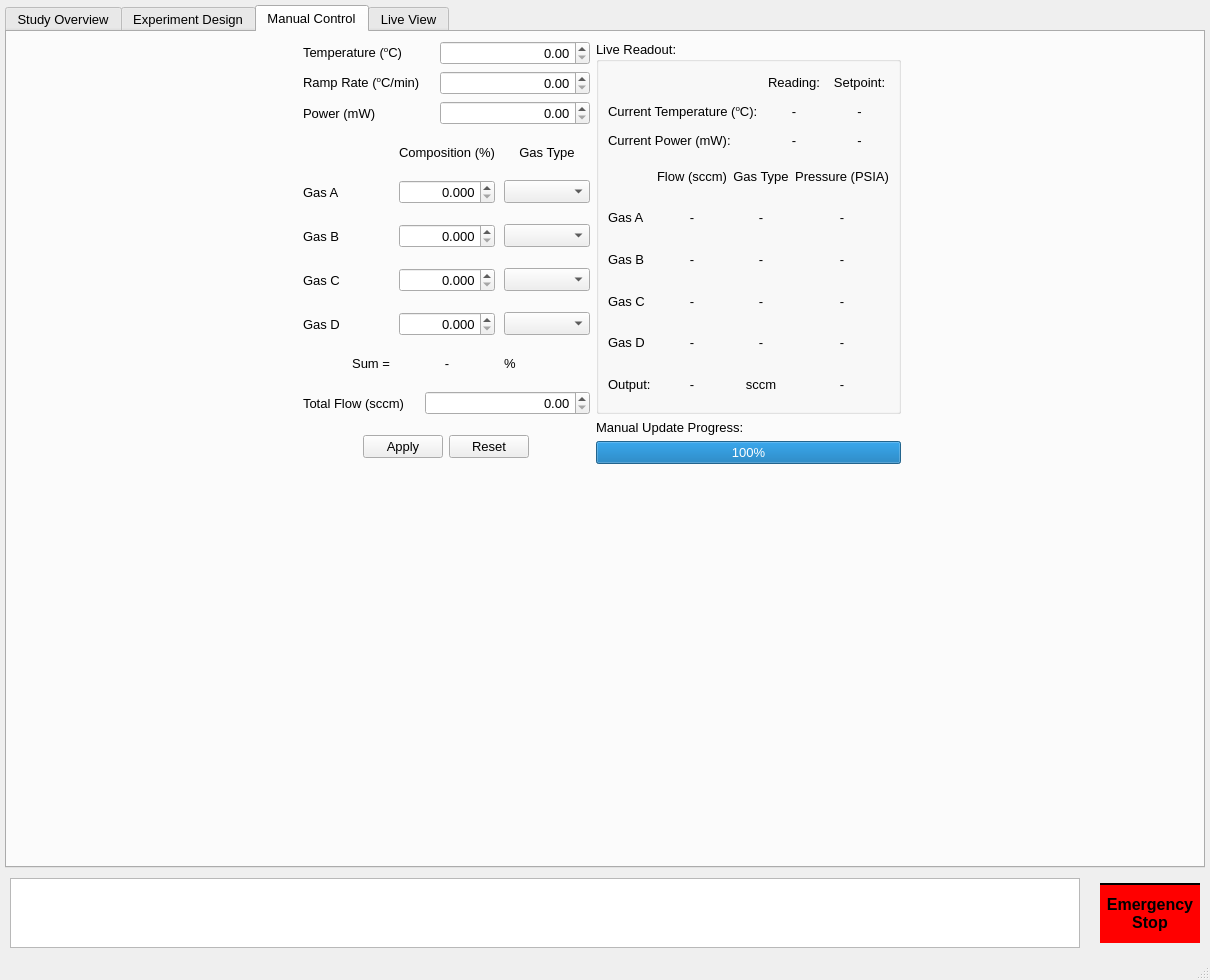
Dionne-Lab/catalight, file catalight/gui_components/reactorUI.ui: the form before one commit.
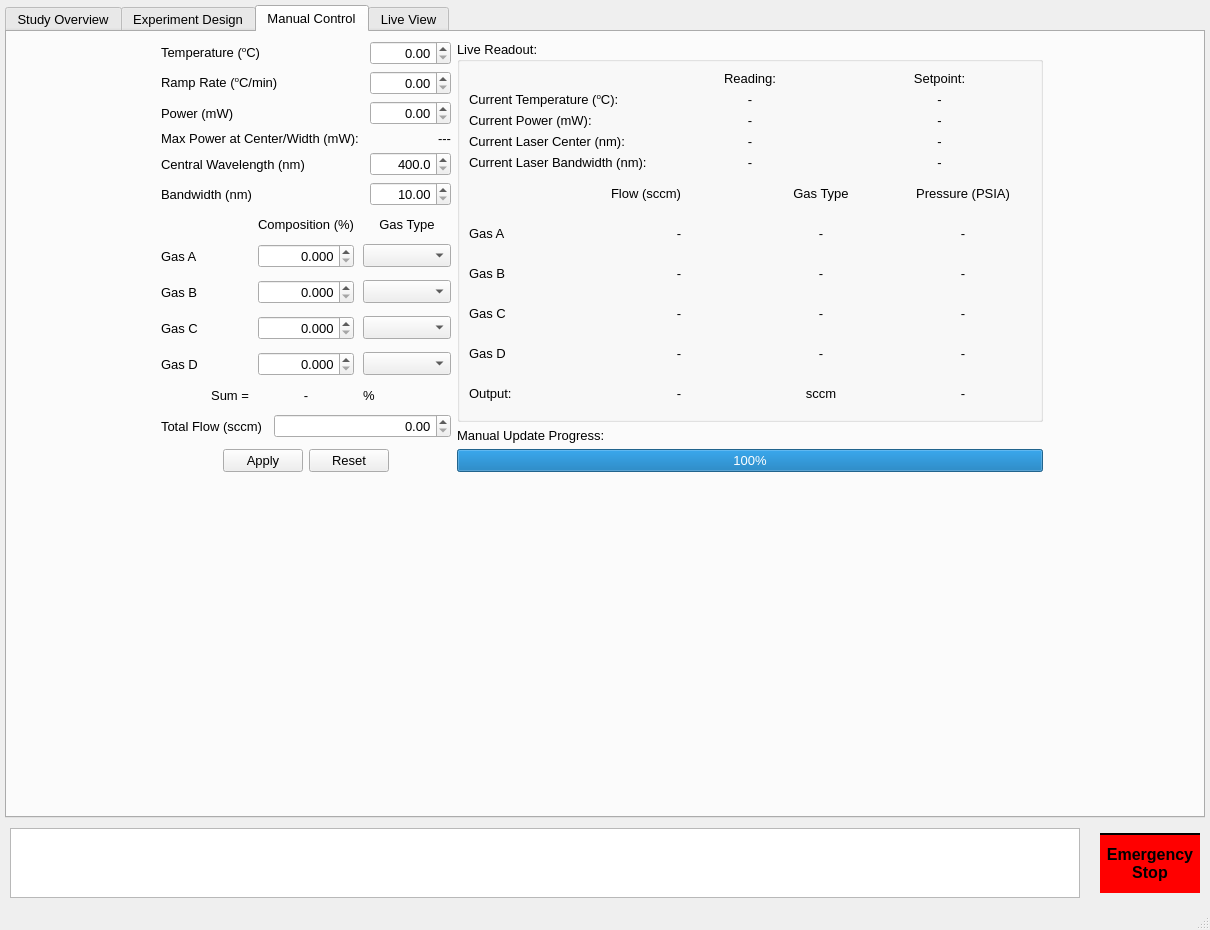
The form after the commit. The open tabs and pages were chosen to show the change. Icons and pictures are not drawn. Custom widgets are drawn as their Qt base class.

Commit message: added nkt to gui. turned gui printing back on. made seperate update protocol for stability tests. added to emergency stop protocol. moved max constant power func to a class method. did away with change color signal implmentation

Patch:
```diff
--- a/catalight/gui_components/reactorUI.ui
+++ b/catalight/gui_components/reactorUI.ui
@@ -7,7 +7,7 @@
     <x>0</x>
     <y>0</y>
     <width>1210</width>
-    <height>980</height>
+    <height>930</height>
    </rect>
   </property>
   <property name="minimumSize">
@@ -819,36 +819,16 @@
        </layout>
       </widget>
       <widget class="QWidget" name="tabManualControl">
+       <property name="sizePolicy">
+        <sizepolicy hsizetype="Preferred" vsizetype="Preferred">
+         <horstretch>0</horstretch>
+         <verstretch>0</verstretch>
+        </sizepolicy>
+       </property>
        <attribute name="title">
         <string>Manual Control</string>
        </attribute>
-       <layout class="QGridLayout" name="gridLayout_4">
-        <item row="0" column="4">
-         <spacer name="horizontalSpacer_4">
-          <property name="orientation">
-           <enum>Qt::Horizontal</enum>
-          </property>
-          <property name="sizeHint" stdset="0">
-           <size>
-            <width>40</width>
-            <height>20</height>
-           </size>
-          </property>
-         </spacer>
-        </item>
-        <item row="0" column="0">
-         <spacer name="horizontalSpacer_3">
-          <property name="orientation">
-           <enum>Qt::Horizontal</enum>
-          </property>
-          <property name="sizeHint" stdset="0">
-           <size>
-            <width>40</width>
-            <height>20</height>
-           </size>
-          </property>
-         </spacer>
-        </item>
+       <layout class="QGridLayout" name="gridLayout_4" columnstretch="1,2,2,2,1">
         <item row="1" column="2">
          <widget class="QLabel" name="label_18">
           <property name="text">
@@ -856,6 +836,22 @@
           </property>
          </widget>
         </item>
+        <item row="0" column="4">
+         <spacer name="horizontalSpacer_4">
+          <property name="orientation">
+           <enum>Qt::Horizontal</enum>
+          </property>
+          <property name="sizeType">
+           <enum>QSizePolicy::Ignored</enum>
+          </property>
+          <property name="sizeHint" stdset="0">
+           <size>
+            <width>40</width>
+            <height>20</height>
+           </size>
+          </property>
+         </spacer>
+        </item>
         <item row="2" column="2" colspan="2">
          <widget class="QProgressBar" name="progressBar">
           <property name="maximum">
@@ -866,335 +862,26 @@
           </property>
          </widget>
         </item>
-        <item row="0" column="2" colspan="2">
-         <widget class="QGroupBox" name="groupBox">
-          <property name="title">
-           <string>Live Readout:</string>
+        <item row="0" column="0">
+         <spacer name="horizontalSpacer_3">
+          <property name="orientation">
+           <enum>Qt::Horizontal</enum>
           </property>
-          <layout class="QVBoxLayout" name="verticalLayout_4">
-           <item>
-            <layout class="QVBoxLayout" name="verticalLiveReadout1" stretch="1,3">
-             <item>
-              <layout class="QGridLayout" name="gridLayout_5">
-               <item row="1" column="1">
-                <widget class="QLabel" name="current_temp_1">
-                 <property name="layoutDirection">
-                  <enum>Qt::LeftToRight</enum>
-                 </property>
-                 <property name="text">
-                  <string>-</string>
-                 </property>
-                 <property name="alignment">
-                  <set>Qt::AlignCenter</set>
-                 </property>
-                </widget>
-               </item>
-               <item row="2" column="1">
-                <widget class="QLabel" name="current_power_1">
-                 <property name="layoutDirection">
-                  <enum>Qt::LeftToRight</enum>
-                 </property>
-                 <property name="text">
-                  <string>-</string>
-                 </property>
-                 <property name="alignment">
-                  <set>Qt::AlignCenter</set>
-                 </property>
-                </widget>
-               </item>
-               <item row="0" column="1">
-                <widget class="QLabel" name="label_30">
-                 <property name="layoutDirection">
-                  <enum>Qt::LeftToRight</enum>
-                 </property>
-                 <property name="text">
-                  <string>Reading:</string>
-                 </property>
-                 <property name="alignment">
-                  <set>Qt::AlignCenter</set>
-                 </property>
-                </widget>
-               </item>
-               <item row="2" column="0">
-                <widget class="QLabel" name="label_75">
-                 <property name="text">
-                  <string>Current Power (mW):</string>
-                 </property>
-                </widget>
-               </item>
-               <item row="1" column="0">
-                <widget class="QLabel" name="label_74">
-                 <property name="text">
-                  <string>&lt;html&gt;&lt;head/&gt;&lt;body&gt;&lt;p&gt;Current Temperature (&lt;span style=&quot; vertical-align:super;&quot;&gt;o&lt;/span&gt;C):&lt;/p&gt;&lt;/body&gt;&lt;/html&gt;</string>
-                 </property>
-                </widget>
-               </item>
-               <item row="1" column="2">
-                <widget class="QLabel" name="current_temp_setpoint1">
-                 <property name="layoutDirection">
-                  <enum>Qt::LeftToRight</enum>
-                 </property>
-                 <property name="text">
-                  <string>-</string>
-                 </property>
-                 <property name="alignment">
-                  <set>Qt::AlignCenter</set>
-                 </property>
-                </widget>
-               </item>
-               <item row="2" column="2">
-                <widget class="QLabel" name="current_power_setpoint1">
-                 <property name="layoutDirection">
-                  <enum>Qt::LeftToRight</enum>
-                 </property>
-                 <property name="text">
-                  <string>-</string>
-                 </property>
-                 <property name="alignment">
-                  <set>Qt::AlignCenter</set>
-                 </property>
-                </widget>
-               </item>
-               <item row="0" column="2">
-                <widget class="QLabel" name="label_33">
-                 <property name="layoutDirection">
-                  <enum>Qt::LeftToRight</enum>
-                 </property>
-                 <property name="text">
-                  <string>Setpoint:</string>
-                 </property>
-                 <property name="alignment">
-                  <set>Qt::AlignCenter</set>
-                 </property>
-                </widget>
-               </item>
-              </layout>
-             </item>
-             <item>
-              <layout class="QGridLayout" name="gridLayout_8">
-               <item row="5" column="3">
-                <widget class="QLabel" name="current_gasE_pressure_1">
-                 <property name="text">
-                  <string>-</string>
-                 </property>
-                 <property name="alignment">
-                  <set>Qt::AlignCenter</set>
-                 </property>
-                </widget>
-               </item>
-               <item row="3" column="1">
-                <widget class="QLabel" name="current_gasC_comp_1">
-                 <property name="text">
-                  <string>-</string>
-                 </property>
-                 <property name="alignment">
-                  <set>Qt::AlignCenter</set>
-                 </property>
-                </widget>
-               </item>
-               <item row="5" column="0">
-                <widget class="QLabel" name="label_53">
-                 <property name="text">
-                  <string>Output:</string>
-                 </property>
-                </widget>
-               </item>
-               <item row="3" column="0">
-                <widget class="QLabel" name="label_69">
-                 <property name="text">
-                  <string>Gas C</string>
-                 </property>
-                </widget>
-               </item>
-               <item row="2" column="2">
-                <widget class="QLabel" name="current_gasB_type_1">
-                 <property name="text">
-                  <string>-</string>
-                 </property>
-                 <property name="alignment">
-                  <set>Qt::AlignCenter</set>
-                 </property>
-                </widget>
-               </item>
-               <item row="1" column="0">
-                <widget class="QLabel" name="label_67">
-                 <property name="text">
-                  <string>Gas A</string>
-                 </property>
-                </widget>
-               </item>
-               <item row="3" column="2">
-                <widget class="QLabel" name="current_gasC_type_1">
-                 <property name="text">
-                  <string>-</string>
-                 </property>
-                 <property name="alignment">
-                  <set>Qt::AlignCenter</set>
-                 </property>
-                </widget>
-               </item>
-               <item row="4" column="0">
-                <widget class="QLabel" name="label_21">
-                 <property name="text">
-                  <string>Gas D</string>
-                 </property>
-                </widget>
-               </item>
-               <item row="5" column="1">
-                <widget class="QLabel" name="current_gasE_flow_1">
-                 <property name="text">
-                  <string>-</string>
-                 </property>
-                 <property name="alignment">
-                  <set>Qt::AlignCenter</set>
-                 </property>
-                </widget>
-               </item>
-               <item row="4" column="1">
-                <widget class="QLabel" name="current_gasD_comp_1">
-                 <property name="text">
-                  <string>-</string>
-                 </property>
-                 <property name="alignment">
-                  <set>Qt::AlignCenter</set>
-                 </property>
-                </widget>
-               </item>
-               <item row="1" column="3">
-                <widget class="QLabel" name="current_gasA_pressure_1">
-                 <property name="text">
-                  <string>-</string>
-                 </property>
-                 <property name="alignment">
-                  <set>Qt::AlignCenter</set>
-                 </property>
-                </widget>
-               </item>
-               <item row="2" column="1">
-                <widget class="QLabel" name="current_gasB_comp_1">
-                 <property name="text">
-                  <string>-</string>
-                 </property>
-                 <property name="alignment">
-                  <set>Qt::AlignCenter</set>
-                 </property>
-                </widget>
-               </item>
-               <item row="0" column="2">
-                <widget class="QLabel" name="label_66">
-                 <property name="text">
-                  <string>Gas Type</string>
-                 </property>
-                 <property name="alignment">
-                  <set>Qt::AlignCenter</set>
-                 </property>
-                </widget>
-               </item>
-               <item row="1" column="2">
-                <widget class="QLabel" name="current_gasA_type_1">
-                 <property name="text">
-                  <string>-</string>
-                 </property>
-                 <property name="alignment">
-                  <set>Qt::AlignCenter</set>
-                 </property>
-                </widget>
-               </item>
-               <item row="4" column="2">
-                <widget class="QLabel" name="current_gasD_type_1">
-                 <property name="text">
-                  <string>-</string>
-                 </property>
-                 <property name="alignment">
-                  <set>Qt::AlignCenter</set>
-                 </property>
-                </widget>
-               </item>
-               <item row="2" column="0">
-                <widget class="QLabel" name="label_68">
-                 <property name="text">
-                  <string>Gas B</string>
-                 </property>
-                </widget>
-               </item>
-               <item row="0" column="3">
-                <widget class="QLabel" name="label_28">
-                 <property name="text">
-                  <string>Pressure (PSIA)</string>
-                 </property>
-                 <property name="alignment">
-                  <set>Qt::AlignCenter</set>
-                 </property>
-                </widget>
-               </item>
-               <item row="0" column="1">
-                <widget class="QLabel" name="label_65">
-                 <property name="text">
-                  <string>Flow (sccm)</string>
-                 </property>
-                </widget>
-               </item>
-               <item row="2" column="3">
-                <widget class="QLabel" name="current_gasB_pressure_1">
-                 <property name="text">
-                  <string>-</string>
-                 </property>
-                 <property name="alignment">
-                  <set>Qt::AlignCenter</set>
-                 </property>
-                </widget>
-               </item>
-               <item row="3" column="3">
-                <widget class="QLabel" name="current_gasC_pressure_1">
-                 <property name="text">
-                  <string>-</string>
-                 </property>
-                 <property name="alignment">
-                  <set>Qt::AlignCenter</set>
-                 </property>
-                </widget>
-               </item>
-               <item row="5" column="2">
-                <widget class="QLabel" name="label_73">
-                 <property name="text">
-                  <string>sccm</string>
-                 </property>
-                 <property name="alignment">
-                  <set>Qt::AlignCenter</set>
-                 </property>
-                </widget>
-               </item>
-               <item row="4" column="3">
-                <widget class="QLabel" name="current_gasD_pressure_1">
-                 <property name="text">
-                  <string>-</string>
-                 </property>
-                 <property name="alignment">
-                  <set>Qt::AlignCenter</set>
-                 </property>
-                </widget>
-               </item>
-               <item row="1" column="1">
-                <widget class="QLabel" name="current_gasA_comp_1">
-                 <property name="text">
-                  <string>-</string>
-                 </property>
-                 <property name="alignment">
-                  <set>Qt::AlignCenter</set>
-                 </property>
-                </widget>
-               </item>
-              </layout>
-             </item>
-            </layout>
-           </item>
-          </layout>
-         </widget>
+          <property name="sizeType">
+           <enum>QSizePolicy::MinimumExpanding</enum>
+          </property>
+          <property name="sizeHint" stdset="0">
+           <size>
+            <width>100</width>
+            <height>20</height>
+           </size>
+          </property>
+         </spacer>
         </item>
         <item row="0" column="1" rowspan="3">
          <layout class="QVBoxLayout" name="manualControlLayout" stretch="1,2,1">
           <property name="spacing">
-           <number>20</number>
+           <number>11</number>
           </property>
           <item>
            <layout class="QFormLayout" name="formLayout_2">
@@ -1244,6 +931,84 @@
             </item>
             <item row="2" column="1">
              <widget class="QDoubleSpinBox" name="manualPower">
+              <property name="toolTip">
+               <string>The desired power to set for the laser. Command is only given when the &quot;Apply&quot; button is pressed.</string>
+              </property>
+              <property name="alignment">
+               <set>Qt::AlignRight|Qt::AlignTrailing|Qt::AlignVCenter</set>
+              </property>
+             </widget>
+            </item>
+            <item row="4" column="0">
+             <widget class="QLabel" name="tunable_laser_label5">
+              <property name="text">
+               <string>Central Wavelength (nm)</string>
+              </property>
+             </widget>
+            </item>
+            <item row="5" column="0">
+             <widget class="QLabel" name="tunable_laser_label6">
+              <property name="text">
+               <string>Bandwidth (nm)</string>
+              </property>
+             </widget>
+            </item>
+            <item row="4" column="1">
+             <widget class="QDoubleSpinBox" name="manualCenter">
+              <property name="toolTip">
+               <string>If using a tunable laser (i.e. NKT), sets the central wavelength for the laser. Command is only given when the &quot;Apply&quot; button is pressed.</string>
+              </property>
+              <property name="alignment">
+               <set>Qt::AlignRight|Qt::AlignTrailing|Qt::AlignVCenter</set>
+              </property>
+              <property name="suffix">
+               <string/>
+              </property>
+              <property name="decimals">
+               <number>1</number>
+              </property>
+              <property name="minimum">
+               <double>400.000000000000000</double>
+              </property>
+              <property name="maximum">
+               <double>900.000000000000000</double>
+              </property>
+              <property name="singleStep">
+               <double>0.100000000000000</double>
+              </property>
+             </widget>
+            </item>
+            <item row="5" column="1">
+             <widget class="QDoubleSpinBox" name="manualBandwidth">
+              <property name="toolTip">
+               <string>If using a tunable laser (i.e. NKT), sets the bandwidth for the laser. Command is only given when the &quot;Apply&quot; button is pressed.</string>
+              </property>
+              <property name="alignment">
+               <set>Qt::AlignRight|Qt::AlignTrailing|Qt::AlignVCenter</set>
+              </property>
+              <property name="minimum">
+               <double>10.000000000000000</double>
+              </property>
+              <property name="maximum">
+               <double>100.000000000000000</double>
+              </property>
+              <property name="singleStep">
+               <double>0.100000000000000</double>
+              </property>
+             </widget>
+            </item>
+            <item row="3" column="0">
+             <widget class="QLabel" name="tunable_laser_label4">
+              <property name="text">
+               <string>Max Power at Center/Width (mW):</string>
+              </property>
+             </widget>
+            </item>
+            <item row="3" column="1">
+             <widget class="QLabel" name="label_max_power_2">
+              <property name="text">
+               <string>---</string>
+              </property>
               <property name="alignment">
                <set>Qt::AlignRight|Qt::AlignTrailing|Qt::AlignVCenter</set>
               </property>
@@ -1257,7 +1022,7 @@
              <number>9</number>
             </property>
             <property name="verticalSpacing">
-             <number>20</number>
+             <number>12</number>
             </property>
             <item row="3" column="2">
              <widget class="QComboBox" name="manualGasCType"/>
@@ -1451,19 +1216,6 @@
           </item>
          </layout>
         </item>
-        <item row="3" column="2">
-         <spacer name="verticalSpacer_2">
-          <property name="orientation">
-           <enum>Qt::Vertical</enum>
-          </property>
-          <property name="sizeHint" stdset="0">
-           <size>
-            <width>20</width>
-            <height>40</height>
-           </size>
-          </property>
-         </spacer>
-        </item>
         <item row="4" column="3" colspan="2">
          <widget class="QLabel" name="label_38">
           <property name="text">
@@ -1480,6 +1232,398 @@
           </property>
          </widget>
         </item>
+        <item row="3" column="2">
+         <spacer name="verticalSpacer_2">
+          <property name="orientation">
+           <enum>Qt::Vertical</enum>
+          </property>
+          <property name="sizeHint" stdset="0">
+           <size>
+            <width>20</width>
+            <height>40</height>
+           </size>
+          </property>
+         </spacer>
+        </item>
+        <item row="0" column="2" colspan="2">
+         <widget class="QGroupBox" name="groupBox">
+          <property name="title">
+           <string>Live Readout:</string>
+          </property>
+          <layout class="QVBoxLayout" name="verticalLayout_4">
+           <item>
+            <layout class="QVBoxLayout" name="verticalLiveReadout1" stretch="0,3">
+             <item>
+              <layout class="QGridLayout" name="gridLayout_5">
+               <item row="0" column="1">
+                <widget class="QLabel" name="label_30">
+                 <property name="layoutDirection">
+                  <enum>Qt::LeftToRight</enum>
+                 </property>
+                 <property name="text">
+                  <string>Reading:</string>
+                 </property>
+                 <property name="alignment">
+                  <set>Qt::AlignCenter</set>
+                 </property>
+                </widget>
+               </item>
+               <item row="2" column="2">
+                <widget class="QLabel" name="current_power_setpoint1">
+                 <property name="layoutDirection">
+                  <enum>Qt::LeftToRight</enum>
+                 </property>
+                 <property name="text">
+                  <string>-</string>
+                 </property>
+                 <property name="alignment">
+                  <set>Qt::AlignCenter</set>
+                 </property>
+                </widget>
+               </item>
+               <item row="2" column="1">
+                <widget class="QLabel" name="current_power_1">
+                 <property name="layoutDirection">
+                  <enum>Qt::LeftToRight</enum>
+                 </property>
+                 <property name="text">
+                  <string>-</string>
+                 </property>
+                 <property name="alignment">
+                  <set>Qt::AlignCenter</set>
+                 </property>
+                </widget>
+               </item>
+               <item row="1" column="1">
+                <widget class="QLabel" name="current_temp_1">
+                 <property name="layoutDirection">
+                  <enum>Qt::LeftToRight</enum>
+                 </property>
+                 <property name="text">
+                  <string>-</string>
+                 </property>
+                 <property name="alignment">
+                  <set>Qt::AlignCenter</set>
+                 </property>
+                </widget>
+               </item>
+               <item row="2" column="0">
+                <widget class="QLabel" name="label_75">
+                 <property name="text">
+                  <string>Current Power (mW):</string>
+                 </property>
+                </widget>
+               </item>
+               <item row="0" column="2">
+                <widget class="QLabel" name="label_33">
+                 <property name="layoutDirection">
+                  <enum>Qt::LeftToRight</enum>
+                 </property>
+                 <property name="text">
+                  <string>Setpoint:</string>
+                 </property>
+                 <property name="alignment">
+                  <set>Qt::AlignCenter</set>
+                 </property>
+                </widget>
+               </item>
+               <item row="1" column="2">
+                <widget class="QLabel" name="current_temp_setpoint1">
+                 <property name="layoutDirection">
+                  <enum>Qt::LeftToRight</enum>
+                 </property>
+                 <property name="text">
+                  <string>-</string>
+                 </property>
+                 <property name="alignment">
+                  <set>Qt::AlignCenter</set>
+                 </property>
+                </widget>
+               </item>
+               <item row="1" column="0">
+                <widget class="QLabel" name="label_74">
+                 <property name="text">
+                  <string>&lt;html&gt;&lt;head/&gt;&lt;body&gt;&lt;p&gt;Current Temperature (&lt;span style=&quot; vertical-align:super;&quot;&gt;o&lt;/span&gt;C):&lt;/p&gt;&lt;/body&gt;&lt;/html&gt;</string>
+                 </property>
+                </widget>
+               </item>
+               <item row="3" column="0">
+                <widget class="QLabel" name="label_41">
+                 <property name="text">
+                  <string>Current Laser Center (nm):</string>
+                 </property>
+                </widget>
+               </item>
+               <item row="3" column="2">
+                <widget class="QLabel" name="current_center_setpoint_1">
+                 <property name="text">
+                  <string>-</string>
+                 </property>
+                 <property name="alignment">
+                  <set>Qt::AlignCenter</set>
+                 </property>
+                </widget>
+               </item>
+               <item row="3" column="1">
+                <widget class="QLabel" name="current_center_1">
+                 <property name="text">
+                  <string>-</string>
+                 </property>
+                 <property name="alignment">
+                  <set>Qt::AlignCenter</set>
+                 </property>
+                </widget>
+               </item>
+               <item row="4" column="0">
+                <widget class="QLabel" name="label_44">
+                 <property name="text">
+                  <string>Current Laser Bandwidth (nm):</string>
+                 </property>
+                </widget>
+               </item>
+               <item row="4" column="1">
+                <widget class="QLabel" name="current_bandwidth_1">
+                 <property name="text">
+                  <string>-</string>
+                 </property>
+                 <property name="alignment">
+                  <set>Qt::AlignCenter</set>
+                 </property>
+                </widget>
+               </item>
+               <item row="4" column="2">
+                <widget class="QLabel" name="current_bandwidth_setpoint1">
+                 <property name="text">
+                  <string>-</string>
+                 </property>
+                 <property name="alignment">
+                  <set>Qt::AlignCenter</set>
+                 </property>
+                </widget>
+               </item>
+              </layout>
+             </item>
+             <item>
+              <layout class="QGridLayout" name="gridLayout_8">
+               <item row="1" column="3">
+                <widget class="QLabel" name="current_gasA_pressure_1">
+                 <property name="text">
+                  <string>-</string>
+                 </property>
+                 <property name="alignment">
+                  <set>Qt::AlignCenter</set>
+                 </property>
+                </widget>
+               </item>
+               <item row="3" column="2">
+                <widget class="QLabel" name="current_gasC_type_1">
+                 <property name="text">
+                  <string>-</string>
+                 </property>
+                 <property name="alignment">
+                  <set>Qt::AlignCenter</set>
+                 </property>
+                </widget>
+               </item>
+               <item row="3" column="0">
+                <widget class="QLabel" name="label_69">
+                 <property name="text">
+                  <string>Gas C</string>
+                 </property>
+                </widget>
+               </item>
+               <item row="2" column="1">
+                <widget class="QLabel" name="current_gasB_comp_1">
+                 <property name="text">
+                  <string>-</string>
+                 </property>
+                 <property name="alignment">
+                  <set>Qt::AlignCenter</set>
+                 </property>
+                </widget>
+               </item>
+               <item row="5" column="3">
+                <widget class="QLabel" name="current_gasE_pressure_1">
+                 <property name="text">
+                  <string>-</string>
+                 </property>
+                 <property name="alignment">
+                  <set>Qt::AlignCenter</set>
+                 </property>
+                </widget>
+               </item>
+               <item row="0" column="2">
+                <widget class="QLabel" name="label_66">
+                 <property name="text">
+                  <string>Gas Type</string>
+                 </property>
+                 <property name="alignment">
+                  <set>Qt::AlignCenter</set>
+                 </property>
+                </widget>
+               </item>
+               <item row="1" column="2">
+                <widget class="QLabel" name="current_gasA_type_1">
+                 <property name="text">
+                  <string>-</string>
+                 </property>
+                 <property name="alignment">
+                  <set>Qt::AlignCenter</set>
+                 </property>
+                </widget>
+               </item>
+               <item row="2" column="2">
+                <widget class="QLabel" name="current_gasB_type_1">
+                 <property name="text">
+                  <string>-</string>
+                 </property>
+                 <property name="alignment">
+                  <set>Qt::AlignCenter</set>
+                 </property>
+                </widget>
+               </item>
+               <item row="1" column="0">
+                <widget class="QLabel" name="label_67">
+                 <property name="text">
+                  <string>Gas A</string>
+                 </property>
+                </widget>
+               </item>
+               <item row="3" column="1">
+                <widget class="QLabel" name="current_gasC_comp_1">
+                 <property name="text">
+                  <string>-</string>
+                 </property>
+                 <property name="alignment">
+                  <set>Qt::AlignCenter</set>
+                 </property>
+                </widget>
+               </item>
+               <item row="5" column="1">
+                <widget class="QLabel" name="current_gasE_flow_1">
+                 <property name="text">
+                  <string>-</string>
+                 </property>
+                 <property name="alignment">
+                  <set>Qt::AlignCenter</set>
+                 </property>
+                </widget>
+               </item>
+               <item row="4" column="0">
+                <widget class="QLabel" name="label_21">
+                 <property name="text">
+                  <string>Gas D</string>
+                 </property>
+                </widget>
+               </item>
+               <item row="5" column="0">
+                <widget class="QLabel" name="label_53">
+                 <property name="text">
+                  <string>Output:</string>
+                 </property>
+                </widget>
+               </item>
+               <item row="4" column="1">
+                <widget class="QLabel" name="current_gasD_comp_1">
+                 <property name="text">
+                  <string>-</string>
+                 </property>
+                 <property name="alignment">
+                  <set>Qt::AlignCenter</set>
+                 </property>
+                </widget>
+               </item>
+               <item row="1" column="1">
+                <widget class="QLabel" name="current_gasA_comp_1">
+                 <property name="text">
+                  <string>-</string>
+                 </property>
+                 <property name="alignment">
+                  <set>Qt::AlignCenter</set>
+                 </property>
+                </widget>
+               </item>
+               <item row="4" column="2">
+                <widget class="QLabel" name="current_gasD_type_1">
+                 <property name="text">
+                  <string>-</string>
+                 </property>
+                 <property name="alignment">
+                  <set>Qt::AlignCenter</set>
+                 </property>
+                </widget>
+               </item>
+               <item row="2" column="0">
+                <widget class="QLabel" name="label_68">
+                 <property name="text">
+                  <string>Gas B</string>
+                 </property>
+                </widget>
+               </item>
+               <item row="3" column="3">
+                <widget class="QLabel" name="current_gasC_pressure_1">
+                 <property name="text">
+                  <string>-</string>
+                 </property>
+                 <property name="alignment">
+                  <set>Qt::AlignCenter</set>
+                 </property>
+                </widget>
+               </item>
+               <item row="5" column="2">
+                <widget class="QLabel" name="label_73">
+                 <property name="text">
+                  <string>sccm</string>
+                 </property>
+                 <property name="alignment">
+                  <set>Qt::AlignCenter</set>
+                 </property>
+                </widget>
+               </item>
+               <item row="4" column="3">
+                <widget class="QLabel" name="current_gasD_pressure_1">
+                 <property name="text">
+                  <string>-</string>
+                 </property>
+                 <property name="alignment">
+                  <set>Qt::AlignCenter</set>
+                 </property>
+                </widget>
+               </item>
+               <item row="2" column="3">
+                <widget class="QLabel" name="current_gasB_pressure_1">
+                 <property name="text">
+                  <string>-</string>
+                 </property>
+                 <property name="alignment">
+                  <set>Qt::AlignCenter</set>
+                 </property>
+                </widget>
+               </item>
+               <item row="0" column="3">
+                <widget class="QLabel" name="label_28">
+                 <property name="text">
+                  <string>Pressure (PSIA)</string>
+                 </property>
+                 <property name="alignment">
+                  <set>Qt::AlignCenter</set>
+                 </property>
+                </widget>
+               </item>
+               <item row="0" column="1">
+                <widget class="QLabel" name="label_65">
+                 <property name="text">
+                  <string>Flow (sccm)</string>
+                 </property>
+                </widget>
+               </item>
+              </layout>
+             </item>
+            </layout>
+           </item>
+          </layout>
+         </widget>
+        </item>
        </layout>
       </widget>
       <widget class="QWidget" name="tabLiveView">
```
Left out of the diff: 508 changed lines with no effect on the pictures. The commit also changes 3 other files.
